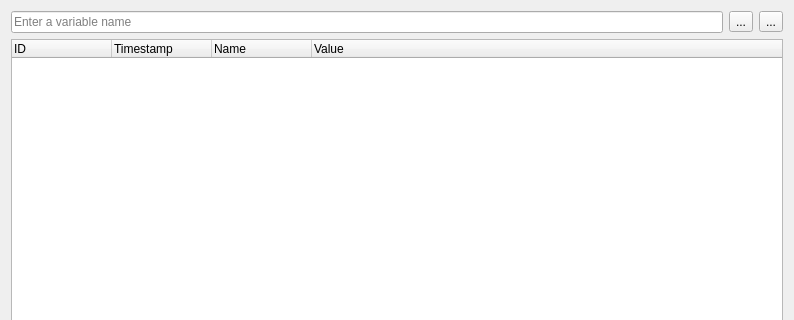
Before: the Qt Designer form src/SeerVariableLoggerBrowserWidget.ui in epasveer/seer, drawn with Qt 5; both pictures show x 0 to 794 and y 0 to 320 of the 794 by 528 pixel window.
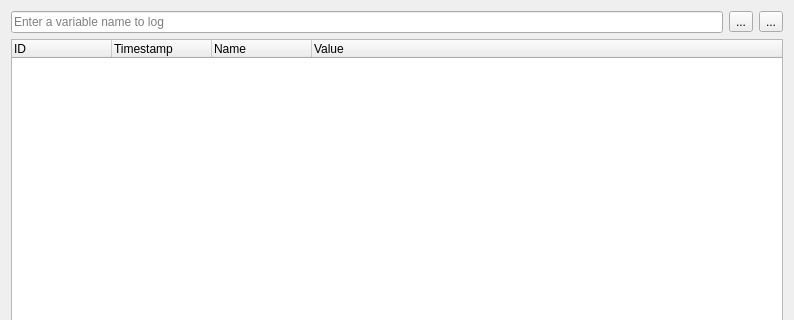
After: the same form once the commit is applied. Icons and pictures are not drawn.

Commit message: Minor wording on some dialogs.

The edit to the form file:
```diff
--- a/src/SeerVariableLoggerBrowserWidget.ui
+++ b/src/SeerVariableLoggerBrowserWidget.ui
@@ -22,7 +22,7 @@
         <string>Add a variable to the loggger.</string>
        </property>
        <property name="placeholderText">
-        <string>Enter a variable name</string>
+        <string>Enter a variable name to log</string>
        </property>
        <property name="clearButtonEnabled">
         <bool>true</bool>
```
The commit also changes 2 other files.
